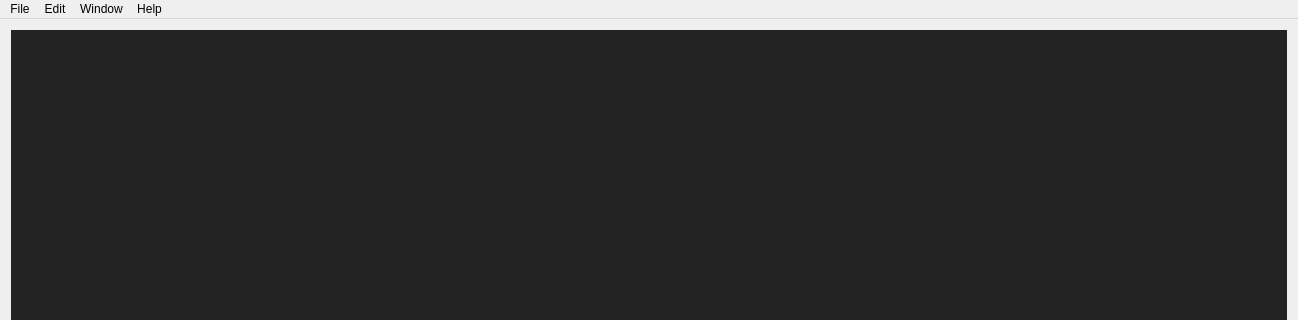
This is MainWindow.ui in 01Hub/ModelViewer as Qt 5 draws it before an edit; both pictures show x 0 to 1298 and y 0 to 320 of the 1298 by 778 pixel window. The edited form follows.
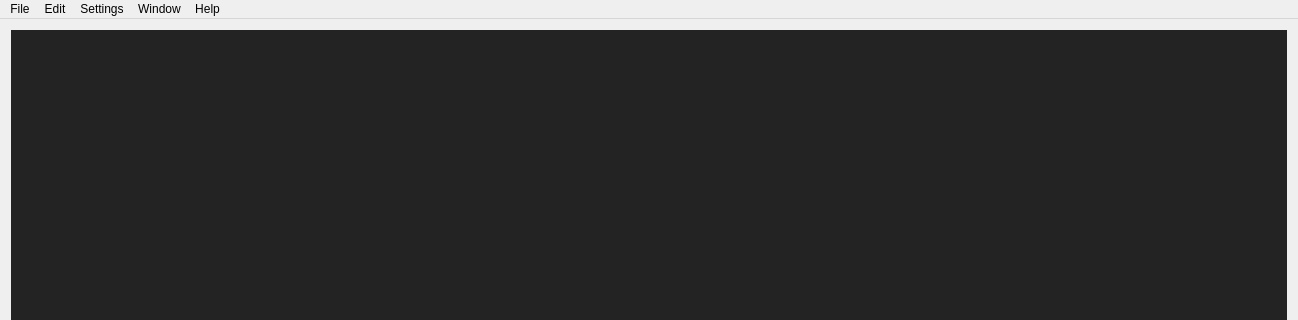
This is the edited form. Icons and pictures are not drawn.

Commit message: Added Settings->Reset UV settings

Patch:
```diff
--- a/MainWindow.ui
+++ b/MainWindow.ui
@@ -118,8 +118,15 @@
     <addaction name="actionUndo"/>
     <addaction name="actionRedo"/>
    </widget>
+   <widget class="QMenu" name="menuSettings">
+    <property name="title">
+     <string>Settings</string>
+    </property>
+    <addaction name="actionClear_UV_Prompt_Settings"/>
+   </widget>
    <addaction name="menuFile"/>
    <addaction name="menuEdit"/>
+   <addaction name="menuSettings"/>
    <addaction name="menuWindows"/>
    <addaction name="menuHelp"/>
   </widget>
```
Left out of the diff: 5 changed lines with no effect on the pictures. The commit also changes 2 other files.
